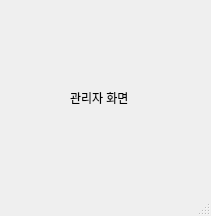
Before: the Qt Designer form ui/manager.ui in BSEom/miniP_kiosk, drawn with Qt 5.
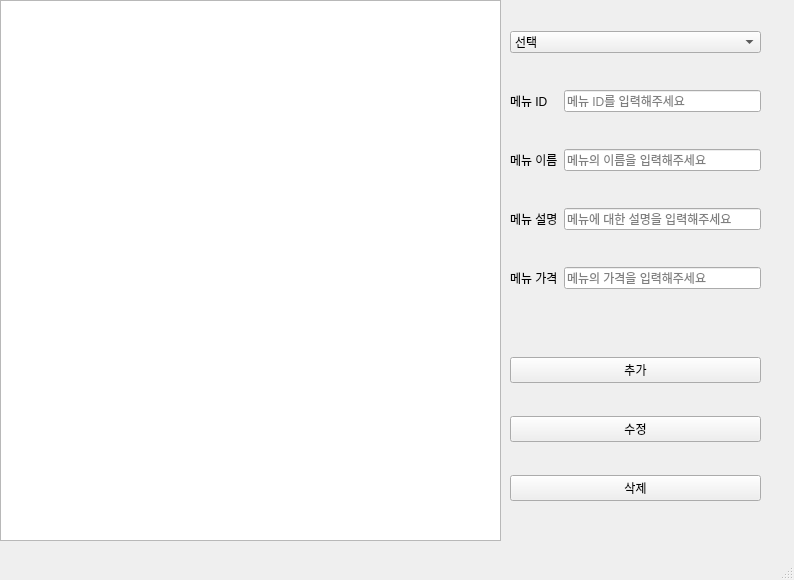
After: the same form once the commit is applied.

```diff
--- a/ui/manager.ui
+++ b/ui/manager.ui
@@ -6,25 +6,190 @@
    <rect>
     <x>0</x>
     <y>0</y>
-    <width>211</width>
-    <height>216</height>
+    <width>794</width>
+    <height>580</height>
    </rect>
   </property>
   <property name="windowTitle">
    <string>MainWindow</string>
   </property>
   <widget class="QWidget" name="centralwidget">
-   <widget class="QLabel" name="label">
+   <widget class="QWidget" name="verticalLayoutWidget_2">
     <property name="geometry">
      <rect>
-      <x>70</x>
-      <y>90</y>
-      <width>111</width>
-      <height>16</height>
+      <x>510</x>
+      <y>330</y>
+      <width>251</width>
+      <height>201</height>
      </rect>
     </property>
-    <property name="text">
-     <string>관리자 화면</string>
+    <layout class="QVBoxLayout" name="mbttonArea">
+     <item>
+      <widget class="QPushButton" name="mbtn_add">
+       <property name="text">
+        <string>추가</string>
+       </property>
+      </widget>
+     </item>
+     <item>
+      <widget class="QPushButton" name="mbtn_mod">
+       <property name="text">
+        <string>수정</string>
+       </property>
+      </widget>
+     </item>
+     <item>
+      <widget class="QPushButton" name="mbtn_del">
+       <property name="text">
+        <string>삭제</string>
+       </property>
+      </widget>
+     </item>
+    </layout>
+   </widget>
+   <widget class="QWidget" name="verticalLayoutWidget">
+    <property name="geometry">
+     <rect>
+      <x>510</x>
+      <y>0</y>
+      <width>251</width>
+      <height>321</height>
+     </rect>
+    </property>
+    <layout class="QVBoxLayout" name="verticalLayout">
+     <item>
+      <widget class="QComboBox" name="combo_menu_category">
+       <item>
+        <property name="text">
+         <string>선택</string>
+        </property>
+       </item>
+       <item>
+        <property name="text">
+         <string>인기 메뉴</string>
+        </property>
+       </item>
+       <item>
+        <property name="text">
+         <string>시즌 메뉴</string>
+        </property>
+       </item>
+       <item>
+        <property name="text">
+         <string>커피</string>
+        </property>
+       </item>
+       <item>
+        <property name="text">
+         <string>논커피</string>
+        </property>
+       </item>
+       <item>
+        <property name="text">
+         <string>스무디</string>
+        </property>
+       </item>
+       <item>
+        <property name="text">
+         <string>에이드</string>
+        </property>
+       </item>
+      </widget>
+     </item>
+     <item>
+      <layout class="QHBoxLayout" name="horizontalLayout_15">
+       <item>
+        <widget class="QLabel" name="label_11">
+         <property name="text">
+          <string>메뉴 ID   </string>
+         </property>
+        </widget>
+       </item>
+       <item>
+        <widget class="QLineEdit" name="input_menu_id">
+         <property name="readOnly">
+          <bool>true</bool>
+         </property>
+         <property name="placeholderText">
+          <string>메뉴 ID를 입력해주세요</string>
+         </property>
+        </widget>
+       </item>
+      </layout>
+     </item>
+     <item>
+      <layout class="QHBoxLayout" name="horizontalLayout_16">
+       <item>
+        <widget class="QLabel" name="label_10">
+         <property name="text">
+          <string>메뉴 이름</string>
+         </property>
+        </widget>
+       </item>
+       <item>
+        <widget class="QLineEdit" name="input_menu_name">
+         <property name="readOnly">
+          <bool>true</bool>
+         </property>
+         <property name="placeholderText">
+          <string>메뉴의 이름을 입력해주세요</string>
+         </property>
+        </widget>
+       </item>
+      </layout>
+     </item>
+     <item>
+      <layout class="QHBoxLayout" name="horizontalLayout_10">
+       <item>
+        <widget class="QLabel" name="label_9">
+         <property name="text">
+          <string>메뉴 설명</string>
+         </property>
+        </widget>
+       </item>
+       <item>
+        <widget class="QLineEdit" name="input_menu_info">
+         <property name="readOnly">
+          <bool>true</bool>
+         </property>
+         <property name="placeholderText">
+          <string>메뉴에 대한 설명을 입력해주세요</string>
+         </property>
+        </widget>
+       </item>
+      </layout>
+     </item>
+     <item>
+      <layout class="QHBoxLayout" name="horizontalLayout_3">
+       <item>
+        <widget class="QLabel" name="label_7">
+         <property name="text">
+          <string>메뉴 가격</string>
+         </property>
+        </widget>
+       </item>
+       <item>
+        <widget class="QLineEdit" name="input_menu_price">
+         <property name="readOnly">
+          <bool>true</bool>
+         </property>
+         <property name="placeholderText">
+          <string>메뉴의 가격을 입력해주세요</string>
+         </property>
+        </widget>
+       </item>
+      </layout>
+     </item>
+    </layout>
+   </widget>
+   <widget class="QListView" name="tblMenu">
+    <property name="geometry">
+     <rect>
+      <x>0</x>
+      <y>0</y>
+      <width>501</width>
+      <height>541</height>
+     </rect>
     </property>
    </widget>
   </widget>
```
Left out of the diff: 2 changed lines with no effect on the pictures.
